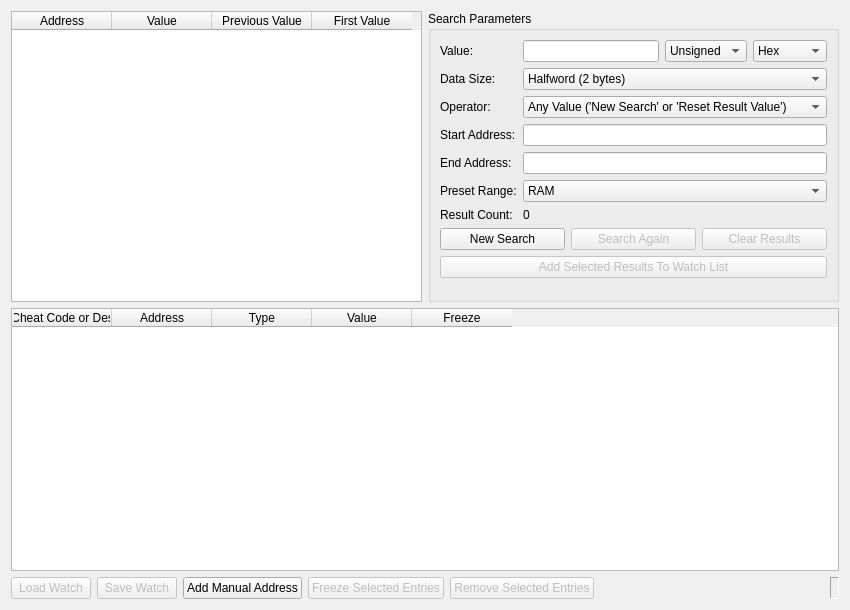
Before: the Qt Designer form src/duckstation-qt/memoryscannerwindow.ui in stenzek/duckstation, drawn with Qt 5.
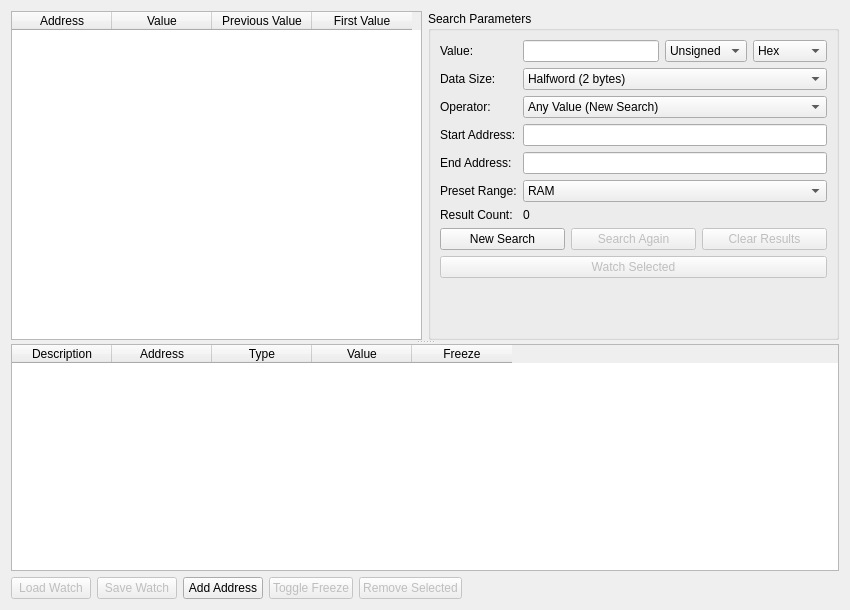
After: the same form once the commit is applied. Icons and pictures are not drawn.

```diff
--- a/src/duckstation-qt/memoryscannerwindow.ui
+++ b/src/duckstation-qt/memoryscannerwindow.ui
@@ -19,6 +19,28 @@
   </property>
   <layout class="QGridLayout" name="gridLayout_3">
    <item row="0" column="0">
+    <widget class="QSplitter" name="splitter">
+     <property name="orientation">
+      <enum>Qt::Orientation::Vertical</enum>
+     </property>
+     <property name="childrenCollapsible">
+      <bool>false</bool>
+     </property>
+     <widget class="QWidget" name="searchContainer">
+      <layout class="QHBoxLayout" name="searchLayout">
+       <property name="leftMargin">
+        <number>0</number>
+       </property>
+       <property name="topMargin">
+        <number>0</number>
+       </property>
+       <property name="rightMargin">
+        <number>0</number>
+       </property>
+       <property name="bottomMargin">
+        <number>0</number>
+       </property>
+       <item>
     <widget class="QTableWidget" name="scanTable">
      <property name="alternatingRowColors">
       <bool>true</bool>
@@ -32,9 +54,6 @@
      <property name="showGrid">
       <bool>false</bool>
      </property>
-     <property name="sortingEnabled">
-      <bool>true</bool>
-     </property>
      <attribute name="horizontalHeaderHighlightSections">
       <bool>false</bool>
      </attribute>
@@ -63,8 +82,8 @@
      </column>
     </widget>
    </item>
-   <item row="0" column="1">
-    <widget class="QGroupBox" name="groupBox_2">
+       <item>
+        <widget class="QGroupBox" name="scanGroup">
      <property name="title">
       <string>Search Parameters</string>
      </property>
@@ -157,7 +176,7 @@
        <widget class="QComboBox" name="scanOperator">
         <item>
          <property name="text">
-          <string>Any Value ('New Search' or 'Reset Result Value')</string>
+              <string>Any Value (New Search)</string>
          </property>
         </item>
         <item>
@@ -334,7 +353,11 @@
          <bool>false</bool>
         </property>
         <property name="text">
-         <string>Add Selected Results To Watch List</string>
+             <string>Watch Selected</string>
+            </property>
+            <property name="icon">
+             <iconset resource="resources/duckstation-qt.qrc">
+              <normaloff>:/icons/monochrome/svg/eye-line.svg</normaloff>:/icons/monochrome/svg/eye-line.svg</iconset>
         </property>
        </widget>
       </item>
@@ -354,9 +377,8 @@
      </layout>
     </widget>
    </item>
-   <item row="1" column="0" colspan="2">
-    <layout class="QGridLayout" name="gridLayout_4">
-     <item row="0" column="0">
+      </layout>
+     </widget>
       <widget class="QTableWidget" name="watchTable">
        <property name="alternatingRowColors">
         <bool>true</bool>
@@ -370,9 +392,6 @@
        <property name="showGrid">
         <bool>false</bool>
        </property>
-       <property name="sortingEnabled">
-        <bool>true</bool>
-       </property>
        <attribute name="horizontalHeaderHighlightSections">
         <bool>false</bool>
        </attribute>
@@ -381,7 +400,7 @@
        </attribute>
        <column>
         <property name="text">
-         <string>Simple Cheat Code or Description</string>
+        <string>Description</string>
         </property>
        </column>
        <column>
@@ -405,6 +424,7 @@
         </property>
        </column>
       </widget>
+    </widget>
      </item>
      <item row="1" column="0">
       <layout class="QHBoxLayout" name="horizontalLayout_4">
@@ -437,7 +457,11 @@
        <item>
         <widget class="QPushButton" name="scanAddManualAddress">
          <property name="text">
-          <string>Add Manual Address</string>
+        <string>Add Address</string>
+       </property>
+       <property name="icon">
+        <iconset resource="resources/duckstation-qt.qrc">
+         <normaloff>:/icons/monochrome/svg/add-line.svg</normaloff>:/icons/monochrome/svg/add-line.svg</iconset>
          </property>
         </widget>
        </item>
@@ -447,7 +471,11 @@
           <bool>false</bool>
          </property>
          <property name="text">
-          <string>Freeze Selected Entries</string>
+        <string>Toggle Freeze</string>
+       </property>
+       <property name="icon">
+        <iconset resource="resources/duckstation-qt.qrc">
+         <normaloff>:/icons/monochrome/svg/snowflake-line.svg</normaloff>:/icons/monochrome/svg/snowflake-line.svg</iconset>
          </property>
         </widget>
        </item>
@@ -457,7 +485,11 @@
           <bool>false</bool>
          </property>
          <property name="text">
-          <string>Remove Selected Entries</string>
+        <string>Remove Selected</string>
+       </property>
+       <property name="icon">
+        <iconset resource="resources/duckstation-qt.qrc">
+         <normaloff>:/icons/monochrome/svg/trash-fill.svg</normaloff>:/icons/monochrome/svg/trash-fill.svg</iconset>
          </property>
         </widget>
        </item>
@@ -476,11 +508,8 @@
        </item>
        <item>
         <widget class="QLabel" name="cheatEngineAddress">
-         <property name="frameShape">
-          <enum>QFrame::Shape::Panel</enum>
-         </property>
-         <property name="frameShadow">
-          <enum>QFrame::Shadow::Sunken</enum>
+       <property name="class" stdset="0">
+        <string notr="true">pill-label</string>
          </property>
          <property name="text">
           <string/>
@@ -495,8 +524,6 @@
           <set>Qt::TextInteractionFlag::LinksAccessibleByMouse|Qt::TextInteractionFlag::TextEditable|Qt::TextInteractionFlag::TextEditorInteraction|Qt::TextInteractionFlag::TextSelectableByKeyboard|Qt::TextInteractionFlag::TextSelectableByMouse</set>
          </property>
         </widget>
-       </item>
-      </layout>
      </item>
     </layout>
    </item>
```
Left out of the diff: 28 changed lines with no effect on the pictures. Lines whose indentation alone changed are shown as unchanged.
